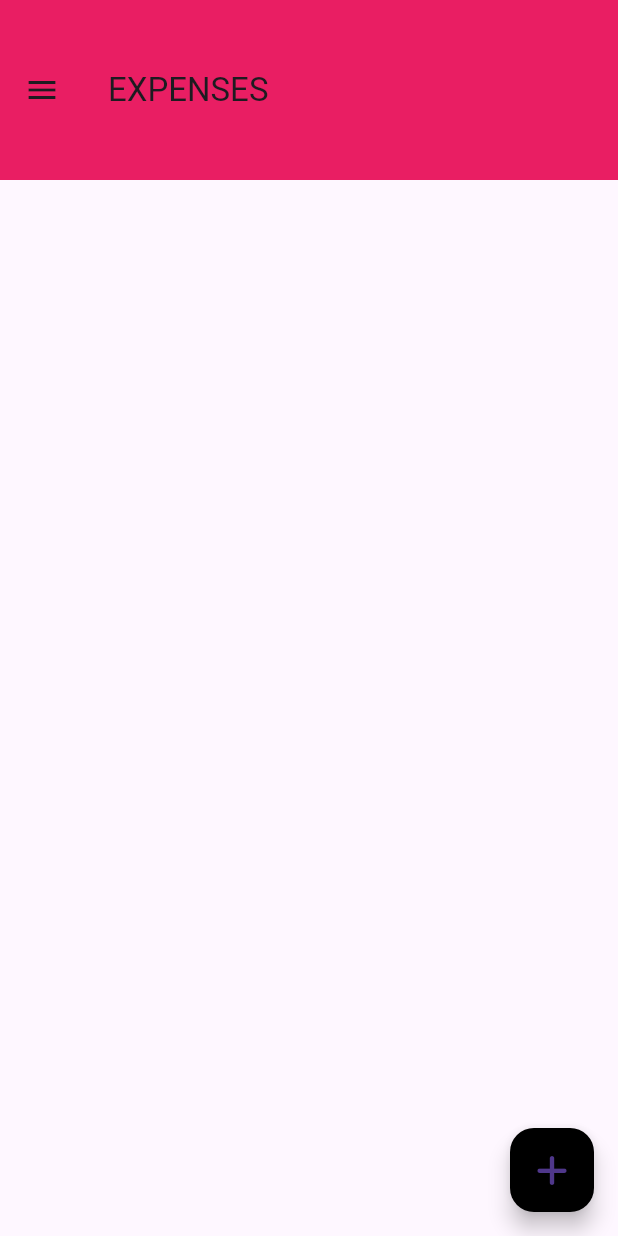
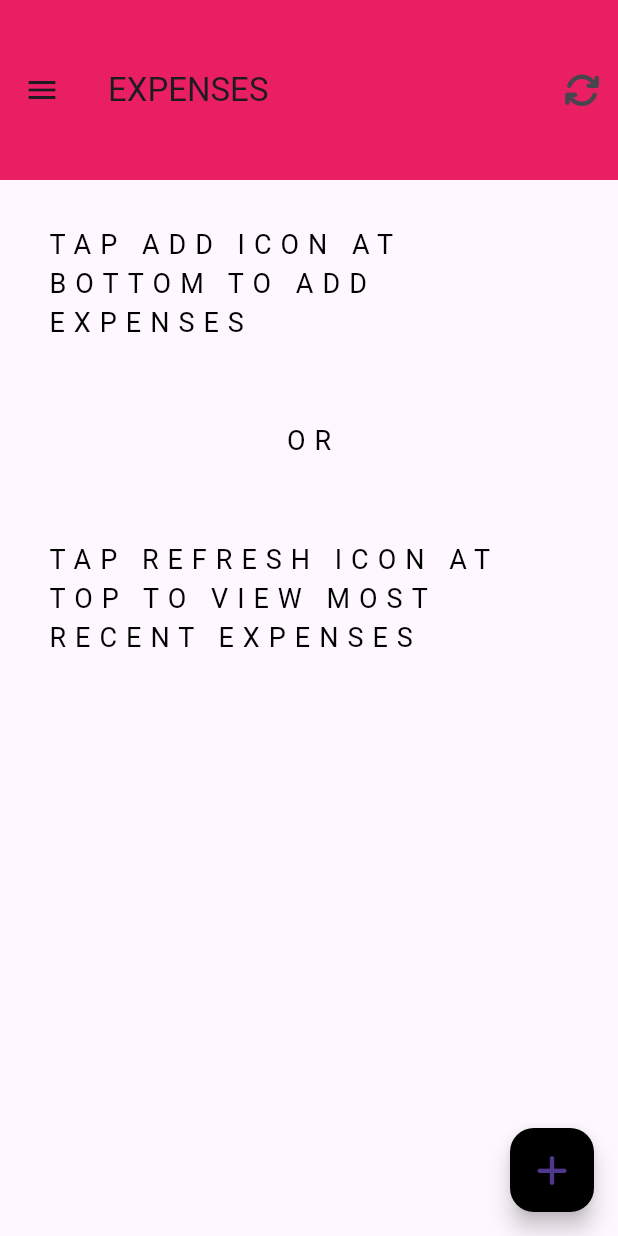
Before and after one commit to sushanbaniya/FinanceManagementSystem, a Flutter app: the ExpenseScreen screen opened by its route, on a phone screen of 412 x 824 dp. Run offline on Flutter 3.47's test engine with Material 3 defaults, Android fonts, the phone set to English and light mode, and no system bars; our stand-ins replace font_awesome_flutter, google_fonts.

Commit message:
Fetching of most recent expenses from the database

```diff
--- a/lib/screens/expense_screen.dart
+++ b/lib/screens/expense_screen.dart
@@ -21,40 +21,76 @@ class ExpenseScreenState extends State<ExpenseScreen> {
   var expensesList = [];
   final expenseForm = GlobalKey<FormState>();
 
-  void addExpense(var Rtitle, var Rprice) {
+  void addExpense (var Rtitle, var Rprice) async {
     // print(Rtitle);
 
-    setState(
-      () {
-        expensesList.add(
-          ExpenseModel(
-              id: DateTime.now().toString(), Rtitle: Rtitle, Rprice: Rprice),
-        );
-      },
-    );
+    // setState(
+    //   () {
+    //     expensesList.add(
+    //       ExpenseModel(
+    //           id: DateTime.now().toString(), Rtitle: Rtitle, Rprice: Rprice),
+    //     );
+    //   },
+    // );
 
     //adding to dabase
 
-    // var url = 'https://financemanagementsystem17-default-rtdb.firebaseio.com/expenses.json';
-    // http.post(Uri.parse(url), body:
-    //   json.encode({
-    //     'id': DateTime.now().toString(),
-    //   'title': Rtitle,
-    //   'price': Rprice,
-    //   })
-
-    //  );
-
-    var url = 'https://financemanagementsystem17-default-rtdb.firebaseio.com/expenses.json';
-    http.post(Uri.parse(url), body: json.encode({
+    var url =
+        'https://financemanagementsystem17-default-rtdb.firebaseio.com/expenses.json';
+    await http.post(
+      Uri.parse(url),
+      body: json.encode(
+        {
           'id': DateTime.now().toString(),
           'title': Rtitle,
           'price': Rprice,
-    }));
+        },
+      ),
+    );
 
 
+    setState(() {
+      fetchData();
+    });
 
     // print(expensesList[0].title);
+  }
+
+  // void fetchData() async {
+  //   var url = 'https://financemanagementsystem17-default-rtdb.firebaseio.com/expenses.json';
+  //   var response = await http.get(Uri.parse(url),);
+  //   final extractedData = json.decode(response.body) as Map<String, dynamic>;
+  //   // print(data);
+  //   var extractedExpenses = [];
+  //   extractedData.forEach((expensesId, expensesValue) {
+  //     extractedExpenses.add(
+  //       ExpenseModel(
+  //         id: DateTime.now().toString(),
+  //         Rtitle: expensesValue['title'],
+  //         Rprice: expensesValue['price']
+  //       )
+  //      );
+  //   });
+  //   setState((){
+  //     expensesList = extractedExpenses;
+  //   });
+  // }
+
+  void fetchData() async {
+    var url =
+        'https://financemanagementsystem17-default-rtdb.firebaseio.com/expenses.json';
+    var response = await http.get(Uri.parse(url));
+    var extractedData = json.decode(response.body) as Map<String, dynamic>;
+    var extractedExpenses = [];
+    extractedData.forEach((expensesId, expensesValue) {
+      extractedExpenses.add(ExpenseModel(
+          id: DateTime.now().toString(),
+          Rtitle: expensesValue['title'],
+          Rprice: expensesValue['price']));
+    });
+    setState(() {
+      expensesList = extractedExpenses;
+    });
   }
 
   @override
@@ -65,9 +101,48 @@ class ExpenseScreenState extends State<ExpenseScreen> {
           backgroundColor: Theme.of(context).primaryColorLight,
           toolbarHeight: 120,
           title: Text('EXPENSES'),
+          actions: [
+            IconButton(
+                icon: Icon(FontAwesomeIcons.refresh),
+                onPressed: () {
+                  fetchData();
+                })
+          ]),
+      body: SingleChildScrollView(
+        child: Column(
+          children: expensesList.isEmpty
+              ? [
+                  Container(
+                    margin: EdgeInsets.all(30),
+                    child: Text(
+                      'TAP ADD ICON AT BOTTOM TO ADD EXPENSES',
+                      style: TextStyle(
+                        color: Theme.of(context).primaryColorDark,
                       ),
-      body: Column(
-        children: expensesList.map(
+                    ),
+                  ),
+                  SizedBox(height: 5),
+                  Container(
+                    margin: EdgeInsets.all(18),
+                    child: Text(
+                      'OR',
+                      style: TextStyle(
+                        color: Theme.of(context).primaryColorDark,
+                      ),
+                    ),
+                  ),
+                  SizedBox(height: 5),
+                  Container(
+                    margin: EdgeInsets.all(30),
+                    child: Text(
+                      'TAP REFRESH ICON AT TOP TO VIEW MOST RECENT EXPENSES',
+                      style: TextStyle(
+                        color: Theme.of(context).primaryColorDark,
+                      ),
+                    ),
+                  ),
+                ]
+              : expensesList.map(
                   (item) {
                     return Card(
                       margin: EdgeInsets.all(18),
@@ -82,6 +157,8 @@ class ExpenseScreenState extends State<ExpenseScreen> {
                   },
                 ).toList(),
         ),
+      ),
+      // floatingActionButtonLocation: FloatingActionButtonLocation.endDocked,
       floatingActionButton: FloatingActionButton(
         child: Icon(FontAwesomeIcons.add),
         backgroundColor: Theme.of(context).primaryColorDark,
--- a/pubspec.yaml
+++ b/pubspec.yaml
@@ -32,7 +32,7 @@ dependencies:
     sdk: flutter
   font_awesome_flutter: ^10.6.0
   google_fonts: ^6.1.0
-  http: ^1.1.2
+  http: ^1.1.0
 
 
   # The following adds the Cupertino Icons font to your application.
```
Also changed, not shown: pubspec.lock. Lines whose indentation alone changed are shown as unchanged.
